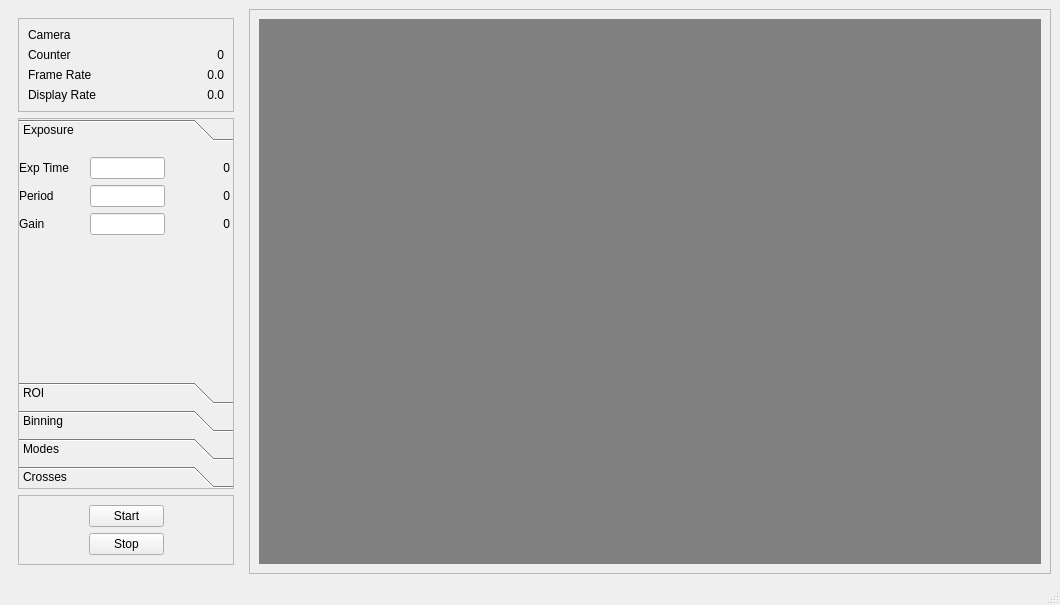
First picture: the form in Viewers/gige/GigEViewer.ui, repository slac-epics/ioc-common-gigECam, before the edit.
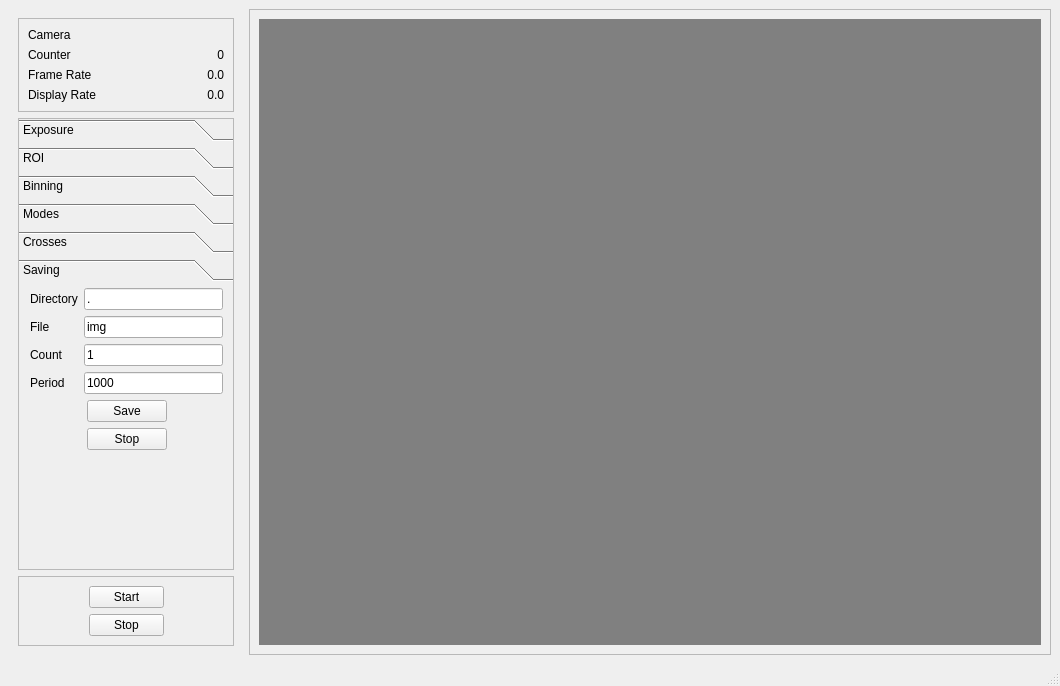
Second picture: the form after the edit. The open tabs and pages were chosen to show the change.

Commit message: Added simple image saving to file capability

What changed in the file:
```diff
--- a/Viewers/gige/GigEViewer.ui
+++ b/Viewers/gige/GigEViewer.ui
@@ -6,7 +6,7 @@
     <x>0</x>
     <y>0</y>
     <width>1060</width>
-    <height>605</height>
+    <height>686</height>
    </rect>
   </property>
   <property name="windowTitle" >
@@ -31,7 +31,7 @@
       <property name="minimumSize" >
        <size>
         <width>234</width>
-        <height>540</height>
+        <height>620</height>
        </size>
       </property>
       <property name="maximumSize" >
@@ -138,7 +138,7 @@
             <x>0</x>
             <y>0</y>
             <width>212</width>
-            <height>162</height>
+            <height>207</height>
            </rect>
           </property>
           <attribute name="label" >
@@ -844,6 +844,178 @@
            </layout>
           </widget>
          </widget>
+         <widget class="QWidget" name="page_6" >
+          <property name="geometry" >
+           <rect>
+            <x>0</x>
+            <y>0</y>
+            <width>212</width>
+            <height>207</height>
+           </rect>
+          </property>
+          <attribute name="label" >
+           <string>Saving</string>
+          </attribute>
+          <widget class="QWidget" name="layoutWidget" >
+           <property name="geometry" >
+            <rect>
+             <x>11</x>
+             <y>1</y>
+             <width>193</width>
+             <height>246</height>
+            </rect>
+           </property>
+           <layout class="QVBoxLayout" >
+            <item>
+             <layout class="QGridLayout" >
+              <item row="0" column="0" >
+               <widget class="QLabel" name="label_4" >
+                <property name="text" >
+                 <string>Directory</string>
+                </property>
+               </widget>
+              </item>
+              <item row="0" column="1" >
+               <widget class="QLineEdit" name="lePath" >
+                <property name="text" >
+                 <string>.</string>
+                </property>
+               </widget>
+              </item>
+              <item row="1" column="0" >
+               <widget class="QLabel" name="label_9" >
+                <property name="text" >
+                 <string>File</string>
+                </property>
+               </widget>
+              </item>
+              <item row="1" column="1" >
+               <widget class="QLineEdit" name="leFile" >
+                <property name="text" >
+                 <string>img</string>
+                </property>
+               </widget>
+              </item>
+              <item row="2" column="0" >
+               <widget class="QLabel" name="label_10" >
+                <property name="text" >
+                 <string>Count</string>
+                </property>
+               </widget>
+              </item>
+              <item row="2" column="1" >
+               <widget class="QLineEdit" name="leNumber" >
+                <property name="text" >
+                 <string>1</string>
+                </property>
+               </widget>
+              </item>
+              <item row="3" column="0" >
+               <widget class="QLabel" name="label_12" >
+                <property name="text" >
+                 <string>Period</string>
+                </property>
+               </widget>
+              </item>
+              <item row="3" column="1" >
+               <widget class="QLineEdit" name="lePeriod" >
+                <property name="text" >
+                 <string>1000</string>
+                </property>
+               </widget>
+              </item>
+             </layout>
+            </item>
+            <item>
+             <layout class="QHBoxLayout" >
+              <item>
+               <spacer>
+                <property name="orientation" >
+                 <enum>Qt::Horizontal</enum>
+                </property>
+                <property name="sizeHint" >
+                 <size>
+                  <width>40</width>
+                  <height>20</height>
+                 </size>
+                </property>
+               </spacer>
+              </item>
+              <item>
+               <widget class="QPushButton" name="bSave" >
+                <property name="text" >
+                 <string>Save</string>
+                </property>
+               </widget>
+              </item>
+              <item>
+               <spacer>
+                <property name="orientation" >
+                 <enum>Qt::Horizontal</enum>
+                </property>
+                <property name="sizeHint" >
+                 <size>
+                  <width>40</width>
+                  <height>20</height>
+                 </size>
+                </property>
+               </spacer>
+              </item>
+             </layout>
+            </item>
+            <item>
+             <layout class="QHBoxLayout" >
+              <item>
+               <spacer>
+                <property name="orientation" >
+                 <enum>Qt::Horizontal</enum>
+                </property>
+                <property name="sizeHint" >
+                 <size>
+                  <width>40</width>
+                  <height>20</height>
+                 </size>
+                </property>
+               </spacer>
+              </item>
+              <item>
+               <widget class="QPushButton" name="bStopSave" >
+                <property name="text" >
+                 <string>Stop</string>
+                </property>
+               </widget>
+              </item>
+              <item>
+               <spacer>
+                <property name="orientation" >
+                 <enum>Qt::Horizontal</enum>
+                </property>
+                <property name="sizeHint" >
+                 <size>
+                  <width>40</width>
+                  <height>20</height>
+                 </size>
+                </property>
+               </spacer>
+              </item>
+             </layout>
+            </item>
+            <item>
+             <spacer>
+              <property name="orientation" >
+               <enum>Qt::Vertical</enum>
+              </property>
+              <property name="sizeHint" >
+               <size>
+                <width>20</width>
+                <height>40</height>
+               </size>
+              </property>
+             </spacer>
+            </item>
+           </layout>
+          </widget>
+         </widget>
         </widget>
        </item>
        <item>
```
Left out of the diff: 18 changed lines with no effect on the pictures. The commit also changes 3 other files.
